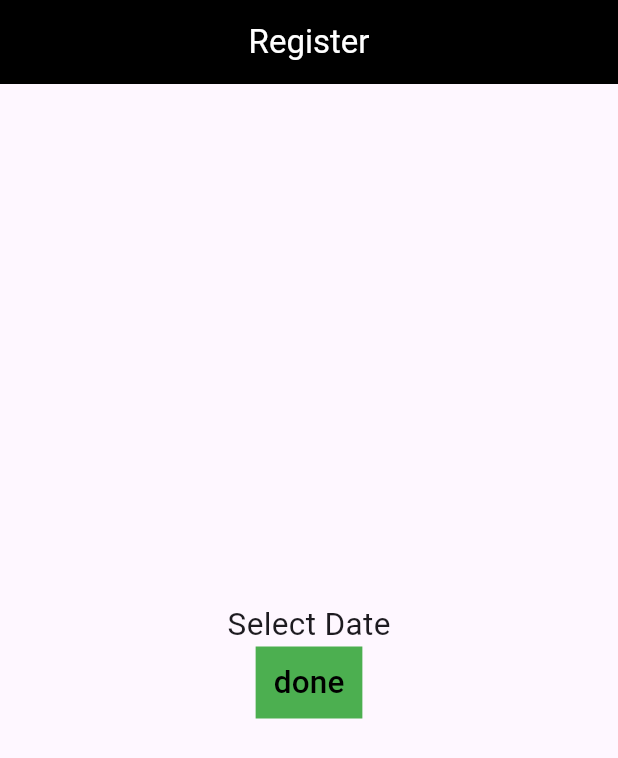
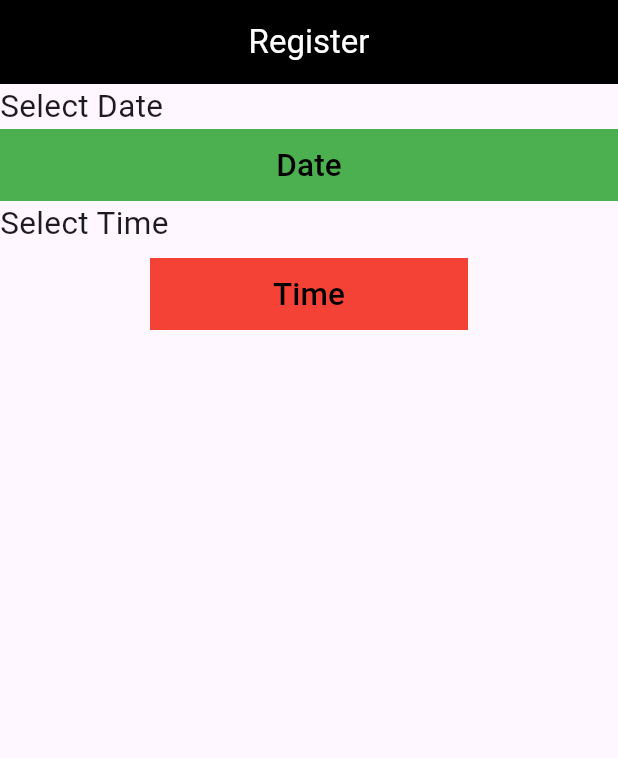
Before and after one commit to Piyushsethiya/flutter-tutorial, a Flutter app: the screen it shows after launch, on a phone screen of 412 x 824 dp. Shown: the top 758 px of the screen. Run offline on Flutter 3.47's test engine with Material 3 defaults, Android fonts, the phone set to English and light mode, and no system bars.

Commit message:
picker running

```diff
--- a/lib/main.dart
+++ b/lib/main.dart
@@ -230,22 +230,72 @@ class _DashBoardScreenState extends State<DashBoardScreen>{
 
 // Date picker
 
-    body: Center(
-      child: Column(
-        mainAxisAlignment: MainAxisAlignment.center,
+        // body: Center(
+        //   child: Column(
+        //     mainAxisAlignment: MainAxisAlignment.center,
+        //     children: [
+        //       Text("Select Date", style: TextStyle(fontSize: 21),),
+        //       Container(
+        //           color: Colors.green,
+        //           child: TextButton(onPressed: () async {
+        //             DateTime? datepicked = await showDatePicker(  // showDatePicker is selected on day
+        //                 context: context,
+        //                 initialDate: DateTime.now(),
+        //                 firstDate: DateTime(2020),
+        //                 lastDate: DateTime(2026));
+        //
+        //             if(datepicked != null){
+        //               print("Date Selected: ${datepicked.day}-${datepicked.month}-${datepicked.year}");
+        //             }
+        //           }, child: Text('show',style: TextStyle(color: Colors.black, fontSize: 21),)))
+        //     ],
+        //   ),
+        // )
+
+//Date and Time Picker
+
+        body: ListView(
+          // child: Row(
+          //   mainAxisAlignment: MainAxisAlignment.center,
               children: [
                 Text("Select Date", style: TextStyle(fontSize: 21),),
                 Container(
                     color: Colors.green,
-              child: TextButton(onPressed: (){
-                DateTime? datepicked = await showDatePicker(
+                    child: TextButton(onPressed: () async {
+                      DateTime? datepicked = await showDatePicker(  // showDatePicker is selected on day
                           context: context,
+                          initialDate: DateTime.now(),
                           firstDate: DateTime(2020),
-                    lastDate: DateTime(2024));
-              }, child: Text('done',style: TextStyle(color: Colors.black, fontSize: 21),)))
+                          lastDate: DateTime(2026));
+
+                      if(datepicked != null){
+                        print("Date Selected: ${datepicked.day}-${datepicked.month}-${datepicked.year}");
+                      }
+                    },
+                    child: Text('Date',style: TextStyle(color: Colors.black, fontSize: 21),))),
+                Text("Select Time", style: TextStyle(fontSize: 21),),
+                Padding(
+                  padding: const EdgeInsets.symmetric(vertical: 8, horizontal: 100),
+                  child: Container(
+                    color: Colors.red,
+                    child: TextButton(onPressed: () async {
+                      TimeOfDay? Time = await showTimePicker(
+                          context: context,
+                          initialTime: TimeOfDay.now(),
+                          initialEntryMode: TimePickerEntryMode.input
+                      );
+                       if(Time != null){
+                         // print("Selected Time: ${Time.hourOfPeriod}: ${Time.minute} ${Time.hour >= 12 ? "PM" : "AM"}");
+                         print("Selected Time: ${DateFormat('jms').format(Time as DateTime)}");
+                       }
+                    },
+                        child: Text("Time", style: TextStyle(fontSize: 21, color: Colors.black),)),
+                  ),
+                )
               ],
             ),
-    )
+        // ),
+
     );
 
   }
```
Also changed, not shown: 1 other file. Lines whose indentation alone changed are shown as unchanged.
